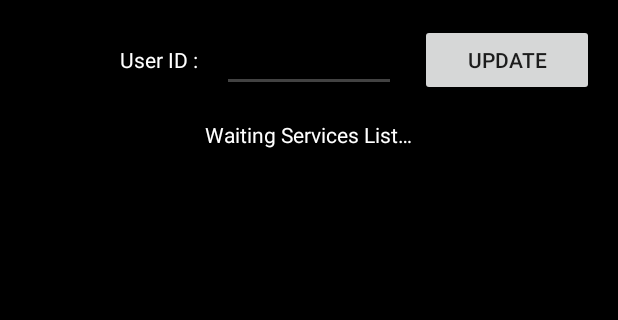
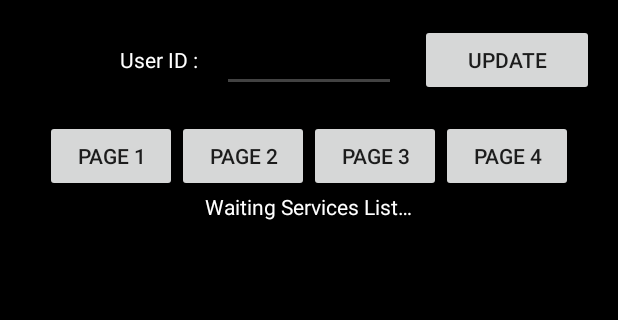
Before and after one commit to TheBubblesCompany/android-sdk-sample-app, an Android app: the screen it shows after launch (MainActivity), on a phone screen of 412 x 824 dp, the part 84-404 px from its top. Run offline under Robolectric (Android 15) with nearby library versions, the phone set to English and light mode, and no system bars; 6 statements that could not run were skipped.

Commit message:
Work in progress.

```diff
--- a/app/src/main/java/com/mybubbles/sdksample/MyApplication.java
+++ b/app/src/main/java/com/mybubbles/sdksample/MyApplication.java
@@ -75,7 +75,7 @@ public class MyApplication extends MyBubblesApplication {
   public void initializeMyBubblesSdk() {
 
     final String userID = null;
-    final boolean forceLocationPermission = false;
+    final boolean forceLocationPermission = true;
 
     // Initialize the MyBubbles SDK Singleton Instance
     MyBubblesSDK.createInstance(this, myBubblesInterface, userID, forceLocationPermission);
--- a/app/src/main/res/layout/activity_main.xml
+++ b/app/src/main/res/layout/activity_main.xml
@@ -43,11 +43,42 @@
       android:text="@string/user_id_button"/>
   </LinearLayout>
 
+  <LinearLayout
+    android:id="@+id/page_buttons"
+    android:layout_width="wrap_content"
+    android:layout_height="wrap_content"
+    android:orientation="horizontal"
+    android:layout_below="@id/user_id_relative_layout"
+    android:layout_centerHorizontal="true"
+    android:layout_marginStart="@dimen/default_half_margin"
+    android:layout_marginEnd="@dimen/default_half_margin">
+    <Button
+      android:layout_width="wrap_content"
+      android:layout_height="wrap_content"
+      android:onClick="onPage1ButtonClick"
+      android:text="@string/page_name_1"/>
+    <Button
+      android:layout_width="wrap_content"
+      android:layout_height="wrap_content"
+      android:onClick="onPage2ButtonClick"
+      android:text="@string/page_name_2"/>
+    <Button
+      android:layout_width="wrap_content"
+      android:layout_height="wrap_content"
+      android:onClick="onPage3ButtonClick"
+      android:text="@string/page_name_3"/>
+    <Button
+      android:layout_width="wrap_content"
+      android:layout_height="wrap_content"
+      android:onClick="onPage4ButtonClick"
+      android:text="@string/page_name_4"/>
+  </LinearLayout>
+
   <TextView
     android:id="@+id/services_list_size_text_view"
     android:layout_width="wrap_content"
     android:layout_height="wrap_content"
-    android:layout_below="@id/user_id_relative_layout"
+    android:layout_below="@id/page_buttons"
     android:layout_centerHorizontal="true"
     android:text="@string/services_list_size_text_view"
     android:textColor="@android:color/white"/>
--- a/app/src/main/res/values/strings.xml
+++ b/app/src/main/res/values/strings.xml
@@ -5,5 +5,10 @@
   <string name="user_id_text_view">User ID :</string>
   <string name="user_id_button">Update</string>
   <string name="services_list_size_text_view">Waiting Services List…</string>
+  <string name="page_name_1">Page 1</string>
+  <string name="page_name_2">Page 2</string>
+  <string name="page_name_3">Page 3</string>
+  <string name="page_close">Close page</string>
+  <string name="page_name_4">Page 4</string>
 
 </resources>
--- a/app/src/main/res/values/styles.xml
+++ b/app/src/main/res/values/styles.xml
@@ -8,4 +8,9 @@
     <item name="colorAccent">@color/colorAccent</item>
   </style>
 
+  <style name="Fullscreen" parent="Theme.AppCompat.Light.NoActionBar">
+    <item name="colorPrimary">@color/colorPrimary</item>
+    <item name="colorPrimaryDark">@color/colorPrimaryDark</item>
+    <item name="colorAccent">@color/colorAccent</item>
+  </style>
 </resources>
```
Also changed, not shown: app/src/main/AndroidManifest.xml (+26 -10 lines), app/src/main/java/com/mybubbles/sdksample/ui/app/MainActivity.java (+25 -0 lines), app/src/main/java/com/mybubbles/sdksample/ui/app/Page1Activity.java (added, +47 -0 lines), app/src/main/java/com/mybubbles/sdksample/ui/app/Page2Activity.java (added, +50 -0 lines), app/src/main/java/com/mybubbles/sdksample/ui/app/Page3Activity.java (added, +50 -0 lines), app/src/main/java/com/mybubbles/sdksample/ui/app/Page4Activity.java (added, +47 -0 lines), app/src/main/res/layout/activity_page1.xml (added, +18 -0 lines), app/src/main/res/layout/activity_page2.xml (added, +18 -0 lines), app/src/main/res/layout/activity_page3.xml (added, +18 -0 lines), app/src/main/res/layout/activity_page4.xml (added, +18 -0 lines).
